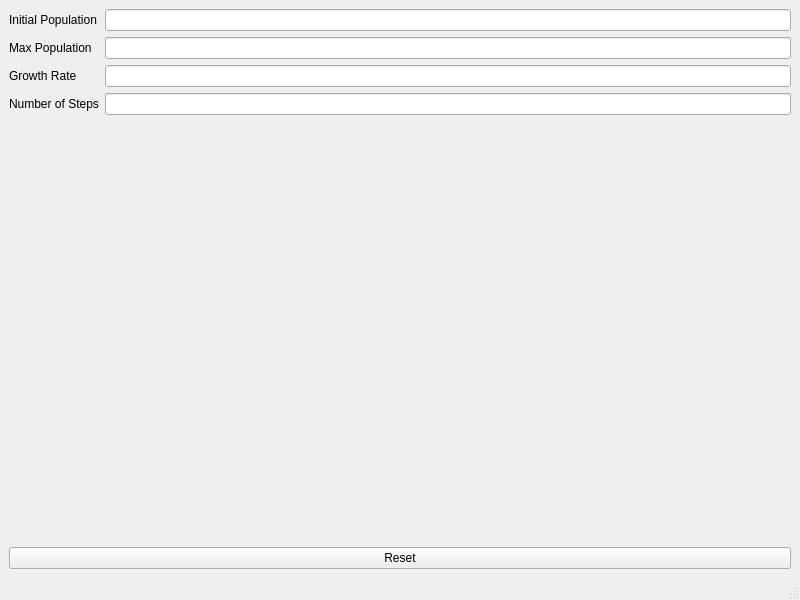
Qt form ui/main_window.ui (Archangel4148/Population-Chaos) before a commit.
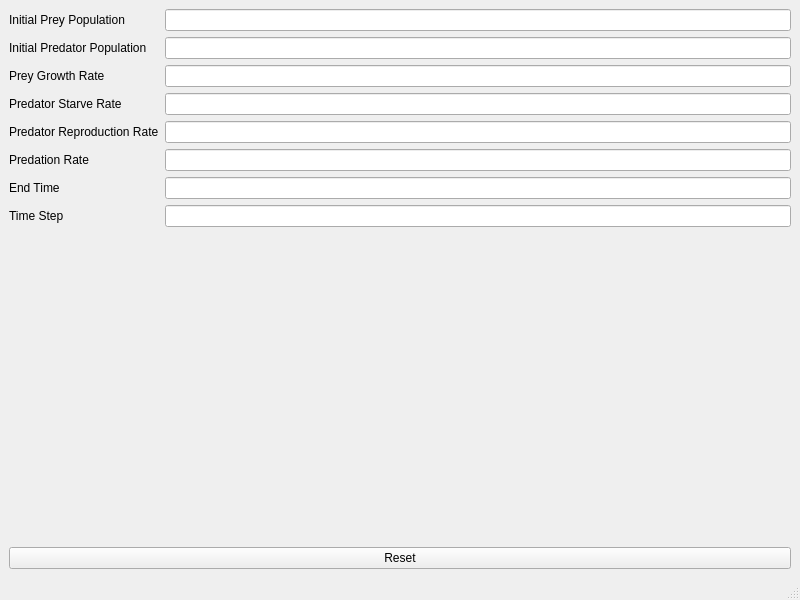
The same form after that commit.

Commit message: Implemented Lotka-Volterra model for population

What changed in the file:
```diff
--- a/ui/main_window.ui
+++ b/ui/main_window.ui
@@ -24,7 +24,7 @@
           <item row="1" column="0">
            <widget class="QLabel" name="label">
             <property name="text">
-             <string>Initial Population</string>
+             <string>Initial Prey Population</string>
             </property>
            </widget>
           </item>
@@ -38,7 +38,7 @@
           <item row="2" column="0">
            <widget class="QLabel" name="label_2">
             <property name="text">
-             <string>Max Population</string>
+             <string>Initial Predator Population</string>
             </property>
            </widget>
           </item>
@@ -52,7 +52,7 @@
           <item row="3" column="0">
            <widget class="QLabel" name="label_3">
             <property name="text">
-             <string>Growth Rate</string>
+             <string>Prey Growth Rate</string>
             </property>
            </widget>
           </item>
@@ -66,12 +66,68 @@
           <item row="4" column="0">
            <widget class="QLabel" name="label_4">
             <property name="text">
-             <string>Number of Steps</string>
+             <string>Predator Starve Rate</string>
             </property>
            </widget>
           </item>
           <item row="4" column="1">
-           <widget class="QLineEdit" name="steps_line_edit">
+           <widget class="QLineEdit" name="starve_rate_line_edit">
+            <property name="text">
+             <string/>
+            </property>
+           </widget>
+          </item>
+          <item row="5" column="0">
+           <widget class="QLabel" name="label_13">
+            <property name="text">
+             <string>Predator Reproduction Rate</string>
+            </property>
+           </widget>
+          </item>
+          <item row="5" column="1">
+           <widget class="QLineEdit" name="predator_reproduction_rate_line_edit">
+            <property name="text">
+             <string/>
+            </property>
+           </widget>
+          </item>
+          <item row="6" column="0">
+           <widget class="QLabel" name="label_14">
+            <property name="text">
+             <string>Predation Rate</string>
+            </property>
+           </widget>
+          </item>
+          <item row="6" column="1">
+           <widget class="QLineEdit" name="predation_rate_line_edit">
+            <property name="text">
+             <string/>
+            </property>
+           </widget>
+          </item>
+          <item row="7" column="0">
+           <widget class="QLabel" name="label_15">
+            <property name="text">
+             <string>End Time</string>
+            </property>
+           </widget>
+          </item>
+          <item row="7" column="1">
+           <widget class="QLineEdit" name="end_time_line_edit">
+            <property name="text">
+             <string/>
+            </property>
+           </widget>
+          </item>
+          <item row="8" column="0">
+           <widget class="QLabel" name="label_16">
+            <property name="text">
+             <string>Time Step</string>
+            </property>
+           </widget>
+          </item>
+          <item row="8" column="1">
+           <widget class="QLineEdit" name="time_step_line_edit">
             <property name="text">
              <string/>
             </property>
```
Left out of the diff: 6 changed lines with no effect on the pictures. The commit also changes 3 other files.
